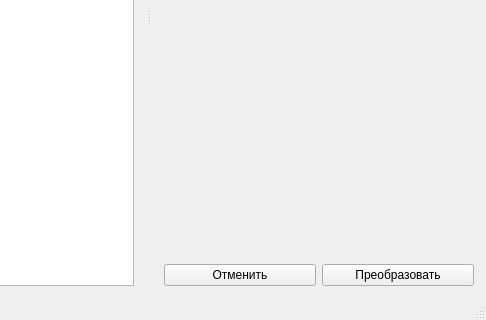
Qt form app/Scan2Slice/gui/mainwindow.ui (ApplicationsForge/Scan2Slice) before a commit; both pictures show x 314 to 800 and y 280 to 600 of the 800 by 600 pixel window.
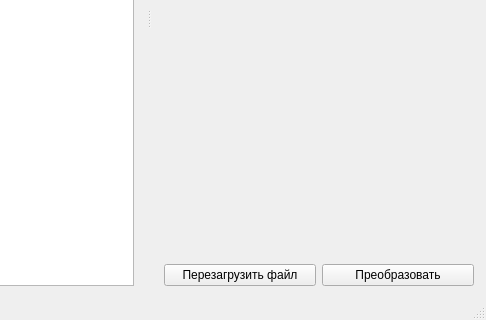
The same form after that commit. Icons and pictures are not drawn.

The edit to the form file:
```diff
--- a/app/Scan2Slice/gui/mainwindow.ui
+++ b/app/Scan2Slice/gui/mainwindow.ui
@@ -353,7 +353,7 @@
         <item>
          <widget class="QPushButton" name="revertPushButton">
           <property name="text">
-           <string>Отменить</string>
+           <string>Перезагрузить файл</string>
           </property>
           <property name="icon">
            <iconset resource="resources/resources.qrc">
@@ -361,8 +361,8 @@
           </property>
           <property name="iconSize">
            <size>
-            <width>32</width>
-            <height>32</height>
+            <width>24</width>
+            <height>24</height>
            </size>
           </property>
          </widget>
```
Left out of the diff: 8 changed lines with no effect on the pictures.
